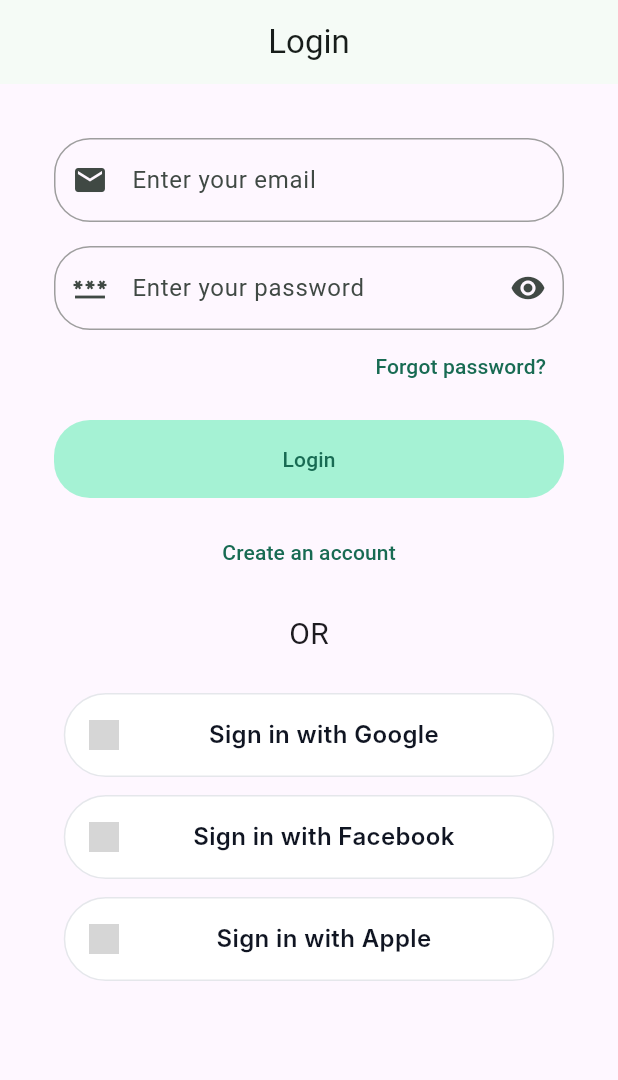
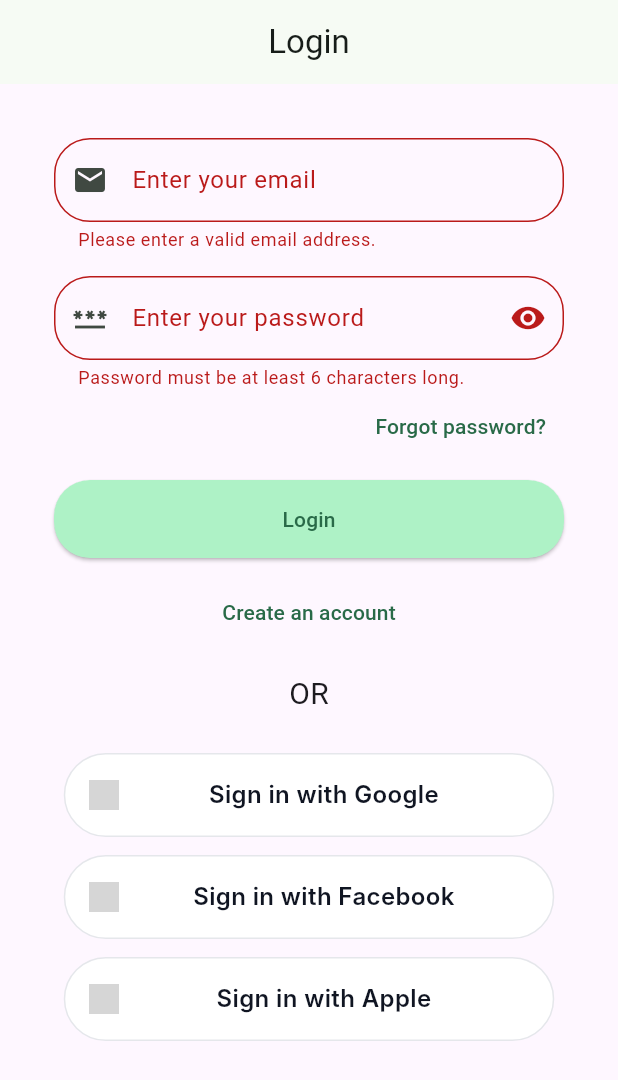
Before and after one commit to HyperionV/CSC13002_LOGiT, a Flutter app: the AuthScreen screen opened directly, after a tap on "Login", on a phone screen of 412 x 824 dp. Shown: the top 1080 px of the screen. Run offline on Flutter 3.47's test engine with Material 3 defaults, Android fonts, the phone set to English and light mode, and no system bars; our stand-ins replace firebase_auth, firebase_core; missing offline and left inert: logit; accounts and stored records are empty; Roboto replaces fonts that are missing (Inter); statements that could not run were skipped; grey boxes are pictures that could not be loaded.

Commit message:
Authentication screen

```diff
--- a/source/csc13002_logit/lib/screen/auth.dart
+++ b/source/csc13002_logit/lib/screen/auth.dart
@@ -1,4 +1,10 @@
+// ignore_for_file: use_build_context_synchronously
+
 import 'package:flutter/material.dart';
+import 'package:firebase_core/firebase_core.dart';
+import 'package:firebase_auth/firebase_auth.dart';
+
+final firebase = FirebaseAuth.instance;
 
 class _OtherMethod extends StatelessWidget {
   const _OtherMethod(this._name);
@@ -28,7 +34,7 @@
               height: 20,
               decoration: BoxDecoration(
                 image: DecorationImage(
-                  image: AssetImage('./assets/logo/$_name.png'),
+                  image: AssetImage('assets/logo/$_name.png'),
                   fit: BoxFit.fitWidth,
                 ),
               ),
@@ -39,7 +45,7 @@
               padding: const EdgeInsets.only(right: 16),
               child: Text(
                 'Sign in with $_name',
-                textAlign: TextAlign.center,
+                textAlign: TextAlign.center, // Center align the text
                 style: const TextStyle(
                   color: Color(0xFF101522),
                   fontSize: 16,
@@ -89,26 +95,33 @@
   var _name = '';
   bool _termsAccepted = false;
   bool _obscureText = true;
-  void _submit() async {}
 
-  void _showPopup() {
-    showDialog(
-      context: context,
-      builder: (BuildContext context) {
-        return AlertDialog(
-          title: const Text('Popup Title'),
-          content: const Text('Popup Content'),
-          actions: [
-            ElevatedButton(
-              onPressed: () {
-                Navigator.of(context).pop();
-              },
-              child: const Text('Cancel'),
-            ),
-          ],
+  void _submit() async {
+    if (!_formKey.currentState!.validate()) return;
+    _formKey.currentState!.save();
+    try {
+      if (_isLogin) {
+        final userCredential = await firebase.signInWithEmailAndPassword(
+          email: _email,
+          password: _pwd,
         );
-      },
-    );
+        print(userCredential);
+      } else {
+        final userCredential = await firebase.createUserWithEmailAndPassword(
+          email: _email,
+          password: _pwd,
+        );
+        print(userCredential);
+        print(_name);
+      }
+    } on FirebaseAuthException catch (error) {
+      ScaffoldMessenger.of(context).clearSnackBars();
+      ScaffoldMessenger.of(context).showSnackBar(
+        SnackBar(
+          content: Text(error.message ?? 'Authentication failed'),
+        ),
+      );
+    }
   }
 
   Widget _loginForm() {
```
Also changed, not shown: source/csc13002_logit/lib/main.dart (+11 -70 lines), source/csc13002_logit/lib/miscellaneous/firebase_options.dart (added).
